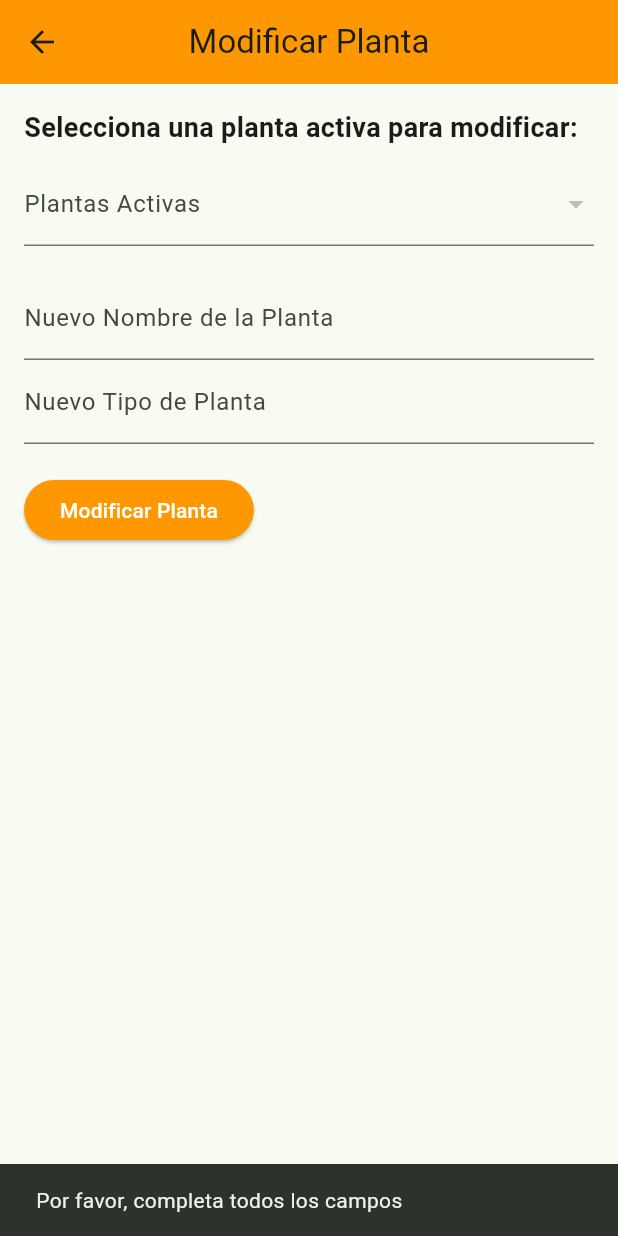
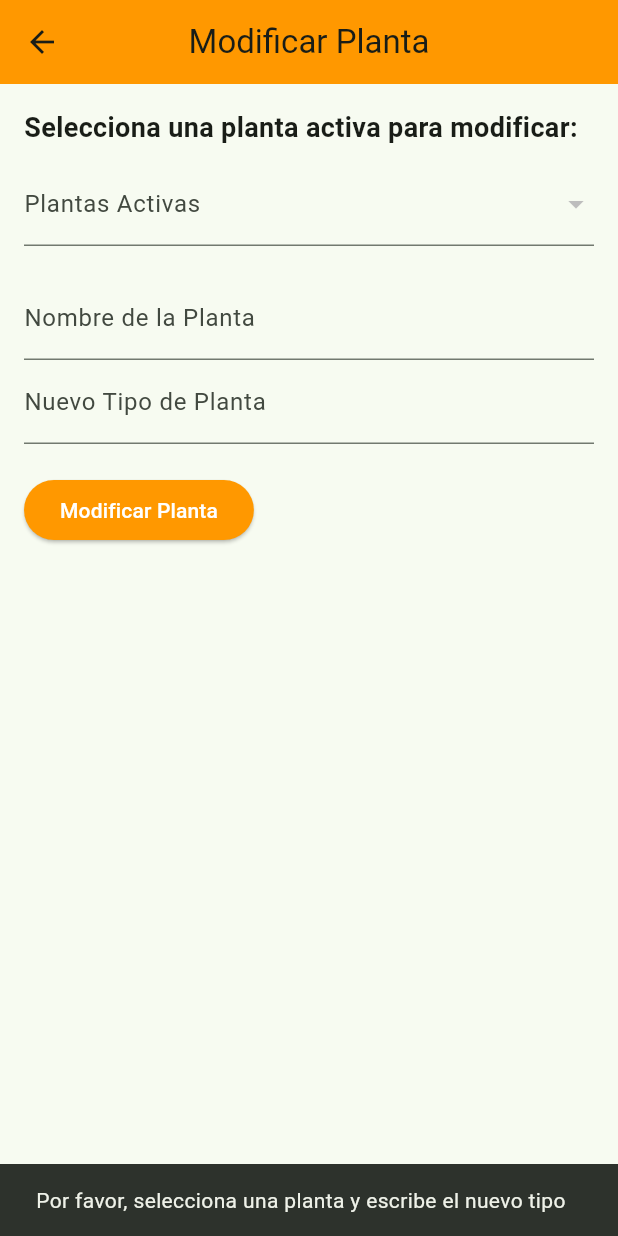
Before and after one commit to LuisRojoSanz/GreenInHouse2_APP, a Flutter app: the ModificarPlantaScreen screen opened directly, after a tap on "Modificar Planta", on a phone screen of 412 x 824 dp. Run offline on Flutter 3.47's test engine with Material 3 defaults, Android fonts, the phone set to English and light mode, and no system bars; our stand-ins replace shared_preferences, syncfusion_flutter_charts; accounts and stored records are empty; network calls fail.

Commit message:
#30 Se ha procedido a solo permitir la modificación del tipo de planta en la pantalla de modificar planta.

```diff
--- a/lib/pantalla_modificarplanta.dart
+++ b/lib/pantalla_modificarplanta.dart
@@ -36,20 +36,23 @@ class _ModificarPlantaScreenState extends State<ModificarPlantaScreen> {
   }
 
   Future<void> modificarPlanta() async {
-    if (plantaSeleccionada == null || _nombrePlantaController.text.isEmpty || _tipoPlantaController.text.isEmpty) {
-      _showMessage('Por favor, completa todos los campos');
+    if (plantaSeleccionada == null || _tipoPlantaController.text.isEmpty) {
+      _showMessage('Por favor, selecciona una planta y escribe el nuevo tipo');
       return;
     }
 
     final body = {
-      "nombre_planta": _nombrePlantaController.text,
+      "nombre_planta": plantaSeleccionada,
       "tipo_planta": _tipoPlantaController.text,
     };
 
-    final response = await apiService.put('Plantas/One?np=${Uri.encodeComponent(plantaSeleccionada!)}', body);
+    final response = await apiService.put(
+      'Plantas/One?np=${Uri.encodeComponent(plantaSeleccionada!)}',
+      body,
+    );
 
     if (response != null) {
-      _showMessage('Planta modificada correctamente');
+      _showMessage('Tipo de planta modificado correctamente');
       setState(() {
         plantaSeleccionada = null;
         _nombrePlantaController.clear();
@@ -95,12 +98,18 @@ class _ModificarPlantaScreenState extends State<ModificarPlantaScreen> {
                   child: Text(planta),
                 );
               }).toList(),
-              onChanged: (value) => setState(() => plantaSeleccionada = value),
+              onChanged: (value) {
+                setState(() {
+                  plantaSeleccionada = value;
+                  _nombrePlantaController.text = value!;
+                });
+              },
             ),
             const SizedBox(height: 20),
             TextField(
               controller: _nombrePlantaController,
-              decoration: const InputDecoration(labelText: 'Nuevo Nombre de la Planta'),
+              decoration: const InputDecoration(labelText: 'Nombre de la Planta'),
+              readOnly: true,
             ),
             TextField(
               controller: _tipoPlantaController,
```
